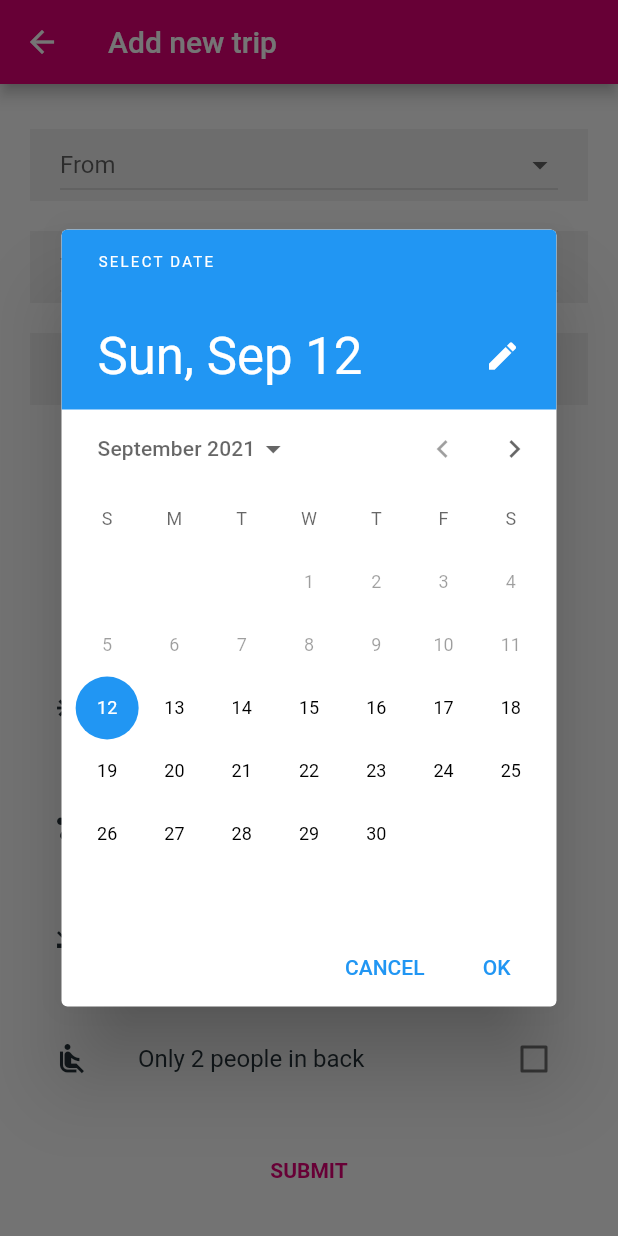
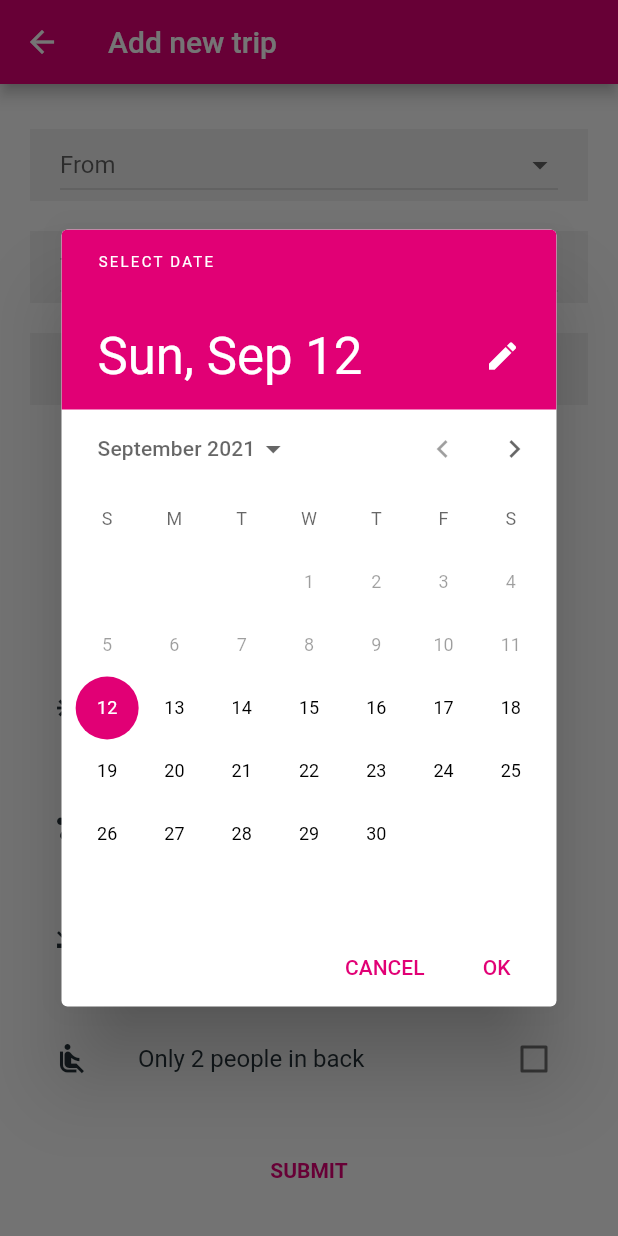
Before and after one commit to Vacika/najdiprevoz-flutter, a Flutter app: the AddNewTripScreenWidget screen opened directly, after a tap on "Choose a date", on a phone screen of 412 x 824 dp. Run offline on Flutter 3.47's test engine with Material 2 defaults, Android fonts, the phone set to English and light mode, and no system bars; drawn by our look-alikes of numberpicker; our stand-ins replace flutter_secure_storage; accounts and stored records are empty; generated files the repository leaves out were written again; Roboto replaces fonts that are missing (Georgia); key blocks and very long unbroken strings in the code were emptied for the run.

Commit message:
date picker colors and number picker colors

```diff
--- a/lib/screens/add-new-trip.screen.dart
+++ b/lib/screens/add-new-trip.screen.dart
@@ -156,6 +156,19 @@ class AddNewTripScreenWidgetState extends State<AddNewTripScreenWidget> {
     final DateTime picked = await showDatePicker(
       context: context,
       initialDate: departureDate != null ? departureDate : DateTime.now(),
+      builder: (BuildContext context, Widget child) {
+        return Theme(
+          data: Theme.of(context).copyWith(
+            primaryColor: Color.fromRGBO(225, 0, 117, 1),
+            accentColor: Color.fromRGBO(225, 0, 117, 1),
+            colorScheme: ColorScheme.light(primary:Color.fromRGBO(225, 0, 117, 1)),
+            buttonTheme: ButtonThemeData(
+                textTheme: ButtonTextTheme.primary
+            ),
+          ),
+          child: child,
+        );
+      },
       // Refer step 1
       firstDate: DateTime.now(),
       lastDate: DateTime.now().add(Duration(days: 365)),
```
